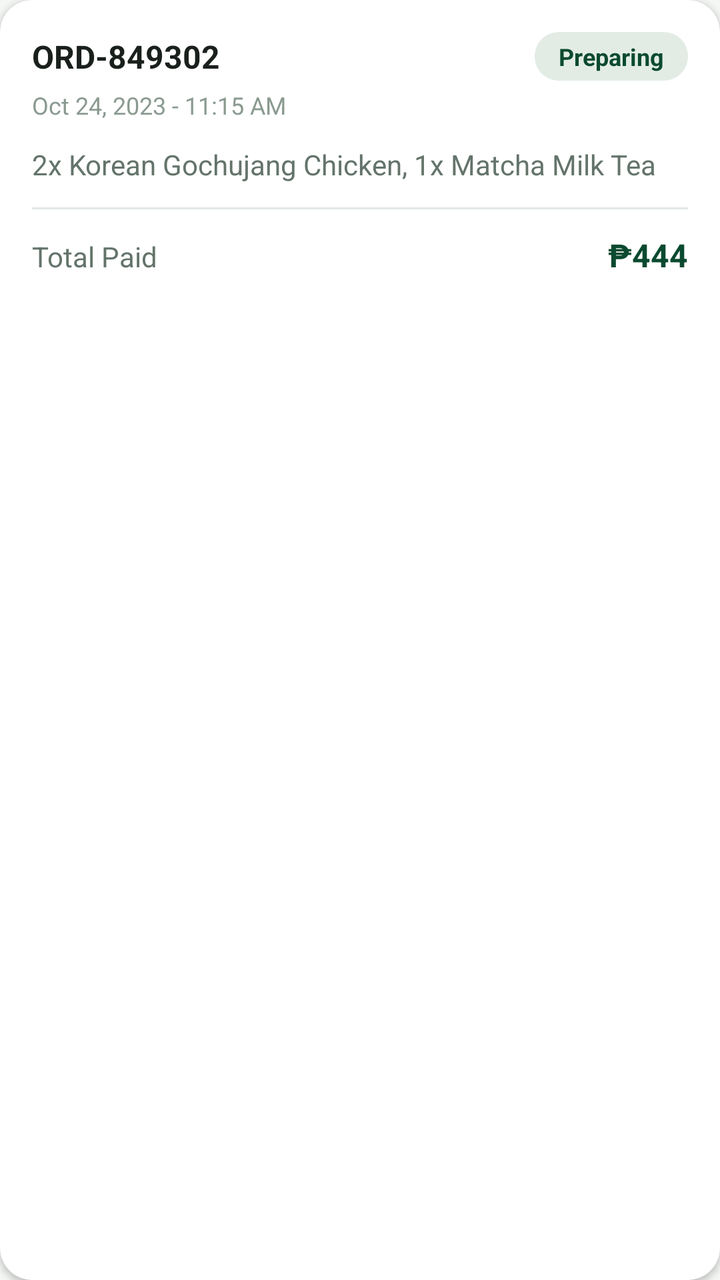
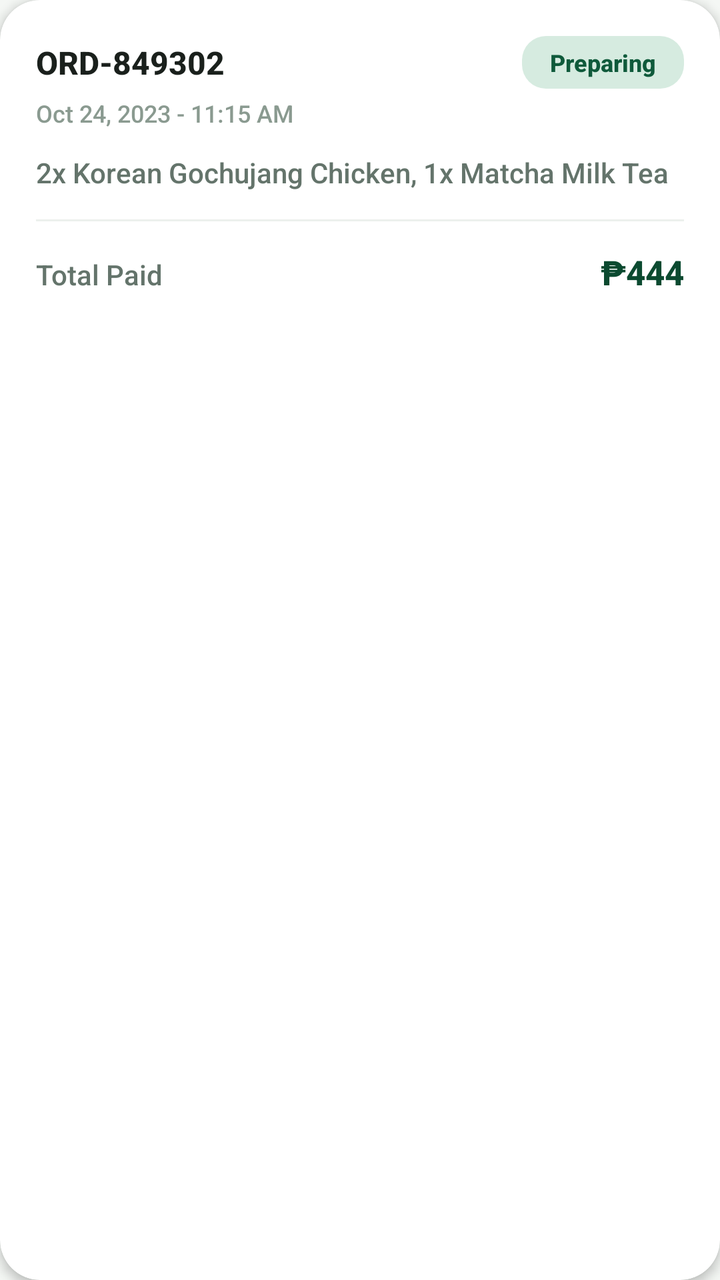

Before-and-after screenshots of an Android layout around one commit, followed by the original layout XML and the change that was made.
<!-- AndroidManifest.xml: application theme Theme.FoodOrderingSystem -->
<!-- res/layout/item_order.xml -->
<?xml version="1.0" encoding="utf-8"?>
<androidx.cardview.widget.CardView xmlns:android="http://schemas.android.com/apk/res/android"
    xmlns:app="http://schemas.android.com/apk/res-auto"
    android:layout_width="match_parent"
    android:layout_height="wrap_content"
    android:layout_marginHorizontal="16dp"
    android:layout_marginVertical="8dp"
    app:cardCornerRadius="16dp"
    app:cardElevation="2dp"
    app:cardBackgroundColor="@color/white">

    <LinearLayout
        android:layout_width="match_parent"
        android:layout_height="wrap_content"
        android:orientation="vertical"
        android:padding="16dp">

        <LinearLayout
            android:layout_width="match_parent"
            android:layout_height="wrap_content"
            android:gravity="center_vertical"
            android:orientation="horizontal">

            <TextView
                android:id="@+id/tv_order_id"
                android:layout_width="0dp"
                android:layout_height="wrap_content"
                android:layout_weight="1"
                android:text="ORD-849302"
                android:textColor="@color/text_dark"
                android:textSize="16sp"
                android:textStyle="bold" />

            <TextView
                android:id="@+id/tv_status"
                android:layout_width="wrap_content"
                android:layout_height="wrap_content"
                android:background="@drawable/bg_badge_green"
                android:paddingHorizontal="12dp"
                android:paddingVertical="4dp"
                android:text="Preparing"
                android:textColor="@color/primary_green_dark"
                android:textSize="12sp"
                android:textStyle="bold" />
        </LinearLayout>

        <TextView
            android:id="@+id/tv_time"
            android:layout_width="wrap_content"
            android:layout_height="wrap_content"
            android:layout_marginTop="4dp"
            android:text="Oct 24, 2023 - 11:15 AM"
            android:textColor="@color/text_muted"
            android:textSize="12sp" />

        <TextView
            android:id="@+id/tv_items_summary"
            android:layout_width="wrap_content"
            android:layout_height="wrap_content"
            android:layout_marginTop="12dp"
            android:text="2x Korean Gochujang Chicken, 1x Matcha Milk Tea"
            android:textColor="@color/text_secondary"
            android:textSize="14sp" />

        <View
            android:layout_width="match_parent"
            android:layout_height="1dp"
            android:layout_marginVertical="12dp"
            android:background="@color/border_light" />

        <LinearLayout
            android:layout_width="match_parent"
            android:layout_height="wrap_content"
            android:orientation="horizontal">

            <TextView
                android:layout_width="0dp"
                android:layout_height="wrap_content"
                android:layout_weight="1"
                android:text="Total Paid"
                android:textColor="@color/text_secondary"
                android:textSize="14sp" />

            <TextView
                android:id="@+id/tv_total_price"
                android:layout_width="wrap_content"
                android:layout_height="wrap_content"
                android:text="₱444"
                android:textColor="@color/primary_green_dark"
                android:textSize="16sp"
                android:textStyle="bold" />
        </LinearLayout>
    </LinearLayout>
</androidx.cardview.widget.CardView>
<!-- resources referenced by this layout -->
<resources>
  <color name="border_light">#E2E8E4</color>
  <color name="primary_green_dark">#0B4A30</color>
  <color name="text_dark">#1A201C</color>
  <color name="text_muted">#8A9A90</color>
  <color name="text_secondary">#64746B</color>
  <color name="white">#FFFFFFFF</color>
  <!-- drawable bg_badge_green (drawable) -->
  <?xml version="1.0" encoding="utf-8"?>
  <shape xmlns:android="http://schemas.android.com/apk/res/android">
      <solid android:color="#E2ECE5" />
      <corners android:radius="12dp" />
  </shape>
  <style name="Theme.FoodOrderingSystem" parent="Base.Theme.FoodOrderingSystem" />
  <style name="Base.Theme.FoodOrderingSystem" parent="Theme.Material3.DayNight.NoActionBar">
          <item name="colorPrimary">@color/primary_green</item>
          <item name="colorOnPrimary">@color/white</item>
          <item name="android:windowBackground">@color/bg_screen</item>
          <item name="android:statusBarColor">@color/bg_screen</item>
          <item name="android:windowLightStatusBar">true</item>
      </style>
  <color name="primary_green">#0F5A3B</color>
  <color name="bg_screen">#F4F7F4</color>
</resources>

<!-- the commit's change to res/layout/item_order.xml (unified diff, before → after) -->
@@ -5,15 +5,15 @@
     android:layout_height="wrap_content"
     android:layout_marginHorizontal="16dp"
     android:layout_marginVertical="8dp"
-    app:cardCornerRadius="16dp"
-    app:cardElevation="2dp"
+    app:cardCornerRadius="20dp"
+    app:cardElevation="3dp"
     app:cardBackgroundColor="@color/white">
 
     <LinearLayout
         android:layout_width="match_parent"
         android:layout_height="wrap_content"
         android:orientation="vertical"
-        android:padding="16dp">
+        android:padding="18dp">
 
         <LinearLayout
             android:layout_width="match_parent"
@@ -31,15 +31,16 @@
                 android:textSize="16sp"
                 android:textStyle="bold" />
 
+            
             <TextView
                 android:id="@+id/tv_status"
                 android:layout_width="wrap_content"
                 android:layout_height="wrap_content"
-                android:background="@drawable/bg_badge_green"
-                android:paddingHorizontal="12dp"
-                android:paddingVertical="4dp"
+                android:background="@drawable/bg_status_preparing"
+                android:paddingHorizontal="14dp"
+                android:paddingVertical="5dp"
                 android:text="Preparing"
-                android:textColor="@color/primary_green_dark"
+                android:textColor="@color/status_preparing_text"
                 android:textSize="12sp"
                 android:textStyle="bold" />
         </LinearLayout>
@@ -53,20 +54,23 @@
             android:textColor="@color/text_muted"
             android:textSize="12sp" />
 
+        
         <TextView
             android:id="@+id/tv_items_summary"
             android:layout_width="wrap_content"
             android:layout_height="wrap_content"
             android:layout_marginTop="12dp"
+            android:lineSpacingExtra="2dp"
             android:text="2x Korean Gochujang Chicken, 1x Matcha Milk Tea"
             android:textColor="@color/text_secondary"
             android:textSize="14sp" />
 
+        
         <View
             android:layout_width="match_parent"
             android:layout_height="1dp"
-            android:layout_marginVertical="12dp"
-            android:background="@color/border_light" />
+            android:layout_marginVertical="14dp"
+            android:background="@color/divider" />
 
         <LinearLayout
             android:layout_width="match_parent"
@@ -87,7 +91,7 @@
                 android:layout_height="wrap_content"
                 android:text="₱444"
                 android:textColor="@color/primary_green_dark"
-                android:textSize="16sp"
+                android:textSize="17sp"
                 android:textStyle="bold" />
         </LinearLayout>
     </LinearLayout>
<!-- resource entries referenced after the edit -->
@@ -1,24 +1,29 @@
 <!-- resources referenced by this layout -->
 <resources>
-  <color name="border_light">#E2E8E4</color>
+  <color name="divider">#ECF0ED</color>
   <color name="primary_green_dark">#0B4A30</color>
+  <color name="status_preparing_text">#0F5A3B</color>
   <color name="text_dark">#1A201C</color>
   <color name="text_muted">#8A9A90</color>
   <color name="text_secondary">#64746B</color>
   <color name="white">#FFFFFFFF</color>
-  <!-- drawable bg_badge_green (drawable) -->
+  <!-- drawable bg_status_preparing (drawable) -->
   <?xml version="1.0" encoding="utf-8"?>
   <shape xmlns:android="http://schemas.android.com/apk/res/android">
-      <solid android:color="#E2ECE5" />
+      <solid android:color="@color/status_preparing_bg" />
       <corners android:radius="12dp" />
   </shape>
   <style name="Theme.FoodOrderingSystem" parent="Base.Theme.FoodOrderingSystem" />
+  <color name="status_preparing_bg">#D6EBE0</color>
   <style name="Base.Theme.FoodOrderingSystem" parent="Theme.Material3.DayNight.NoActionBar">
           <item name="colorPrimary">@color/primary_green</item>
           <item name="colorOnPrimary">@color/white</item>
           <item name="android:windowBackground">@color/bg_screen</item>
           <item name="android:statusBarColor">@color/bg_screen</item>
           <item name="android:windowLightStatusBar">true</item>
+          
+          <item name="android:overScrollMode">never</item>
+          <item name="android:fontFamily">sans-serif-medium</item>
       </style>
   <color name="primary_green">#0F5A3B</color>
   <color name="bg_screen">#F4F7F4</color>
